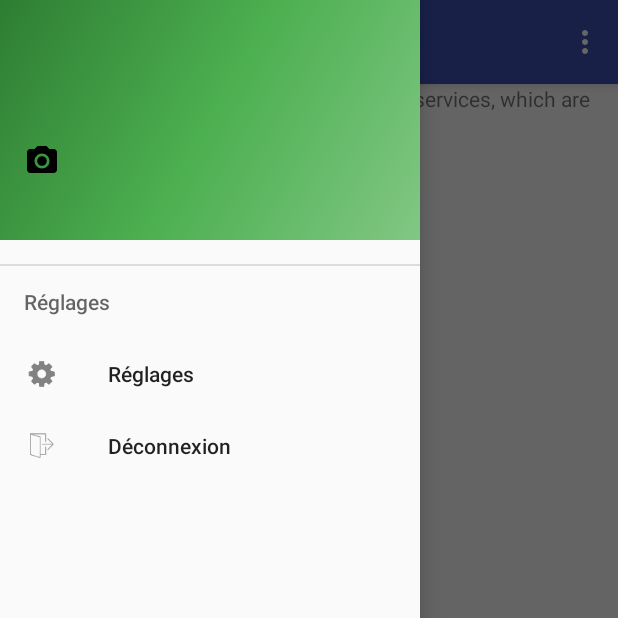
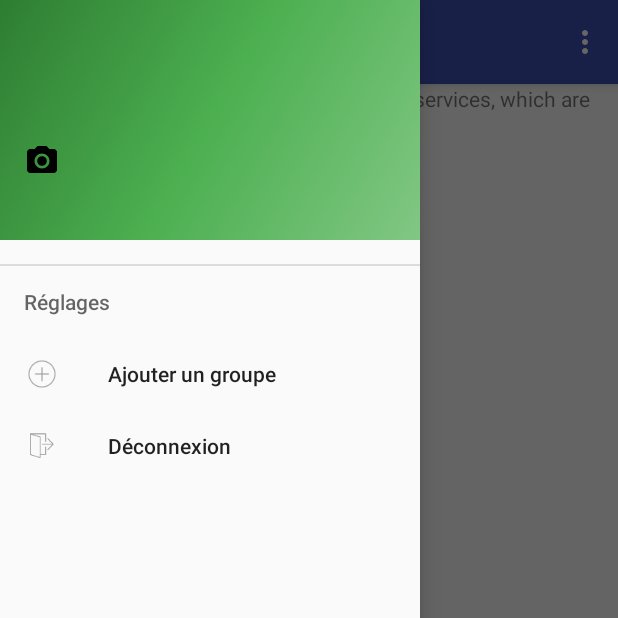
Before and after one commit to Kimjchi/onepointman, an Android app: the NavDrawer screen opened directly, with no data from a screen before it, with the side drawer open, on a phone screen of 412 x 824 dp, the top half of it. Run offline under Robolectric (Android 15) with nearby library versions, the phone set to English and light mode, and no system bars; our stand-ins replace CircleImageView, Picasso, Volley; network calls fail; pictures from the network do not load.

Commit message:
BOUTON réglage dans le menu du nav drawer

```diff
--- a/AndroidClient/app/src/main/res/menu/menu_nav_drawer.xml
+++ b/AndroidClient/app/src/main/res/menu/menu_nav_drawer.xml
@@ -11,9 +11,9 @@
     <item android:title="Réglages">
         <menu>
             <item
-                android:id="@+id/nav_settings"
-                android:icon="@drawable/reglage"
-                android:title="Réglages" />
+                android:id="@+id/add_group"
+                android:icon="@drawable/add"
+                android:title="Ajouter un groupe" />
             <item
                 android:id="@+id/nav_logout"
                 android:icon="@drawable/logout"
```
Also changed, not shown: AndroidClient/app/src/main/java/com/example/yannick/androidclient/NavDrawer.java (+24 -4 lines), AndroidClient/app/src/main/res/drawable-hdpi/add.png (added), AndroidClient/app/src/main/res/drawable-mdpi/add.png (added), AndroidClient/app/src/main/res/drawable-xhdpi/add.png (added), AndroidClient/app/src/main/res/drawable-xxhdpi/add.png (added).
